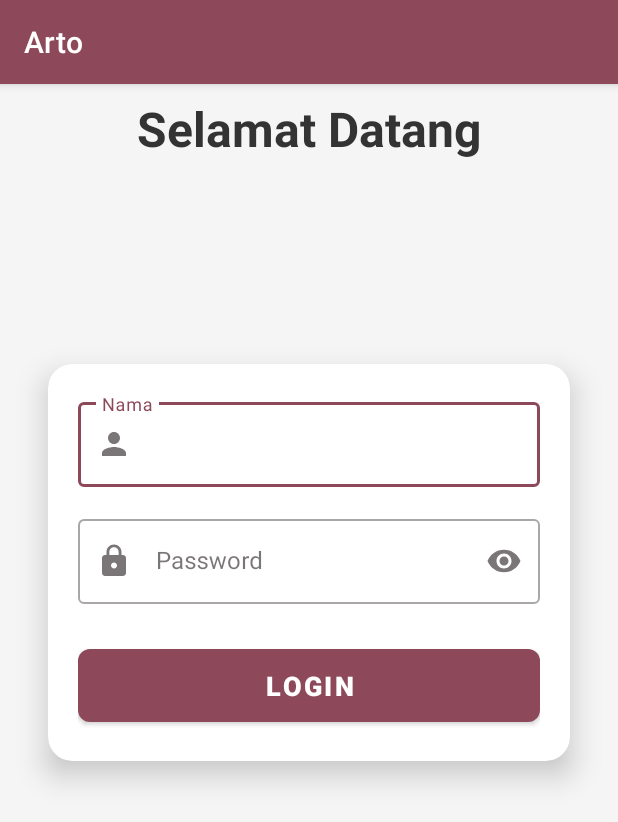
After one commit to anas-shn/Arto-mobile, an Android app: the LoginActivity screen opened directly, with no data from a screen before it, on a phone screen of 412 x 824 dp. The commit adds this screen. Shown: the top 822 px of the screen. Run offline under Robolectric (Android 15) with nearby library versions, the light colour scheme and no system bars; our stand-ins replace Volley.

Commit message:
diki made

```diff
--- a/app/build.gradle.kts
+++ b/app/build.gradle.kts
@@ -55,7 +55,10 @@ dependencies {
     implementation(libs.androidx.fragment.ktx)
     implementation(libs.androidx.cardview)
     implementation(libs.androidx.fragment)
+    implementation(libs.androidx.activity)
     testImplementation(libs.junit)
     androidTestImplementation(libs.androidx.junit)
     androidTestImplementation(libs.androidx.espresso.core)
+
+    implementation("com.android.volley:volley:1.2.1")
 }
--- /dev/null
+++ b/app/src/main/java/com/example/arto/LoginActivity.kt
@@ -0,0 +1,117 @@
+package com.example.arto
+
+import android.content.Intent
+import android.os.Bundle
+import android.widget.Button
+import android.widget.Toast
+import androidx.activity.enableEdgeToEdge
+import androidx.appcompat.app.AppCompatActivity
+import androidx.core.view.ViewCompat
+import androidx.core.view.WindowInsetsCompat
+import com.android.volley.Request
+import com.android.volley.RequestQueue
+import com.android.volley.Response
+import com.android.volley.toolbox.StringRequest
+import com.android.volley.toolbox.Volley
+import com.google.android.material.textfield.TextInputEditText
+import org.json.JSONObject
+
+class LoginActivity : AppCompatActivity() {
+
+    private lateinit var etNama: TextInputEditText
+    private lateinit var etPassword: TextInputEditText
+    private lateinit var btnLogin: Button
+
+    private lateinit var requestQueue: RequestQueue
+
+    override fun onCreate(savedInstanceState: Bundle?) {
+        super.onCreate(savedInstanceState)
+        enableEdgeToEdge()
+        setContentView(R.layout.activity_login)
+
+        // Inisialisasi view dari layout
+        etNama = findViewById(R.id.etNama)
+        etPassword = findViewById(R.id.etPassword)
+        btnLogin = findViewById(R.id.btnLogin)
+
+        // Inisialisasi Volley RequestQueue
+        requestQueue = Volley.newRequestQueue(this)
+
+        // Penyesuaian untuk layout utama (optional)
+        ViewCompat.setOnApplyWindowInsetsListener(findViewById(R.id.cardLogin)) { v, insets ->
+            val systemBars = insets.getInsets(WindowInsetsCompat.Type.systemBars())
+            v.setPadding(systemBars.left, systemBars.top, systemBars.right, systemBars.bottom)
+            insets
+        }
+
+        // Event klik tombol login
+        btnLogin.setOnClickListener {
+            val nama = etNama.text.toString().trim()
+            val password = etPassword.text.toString().trim()
+
+            if (nama.isEmpty()) {
+                etNama.error = "Nama tidak boleh kosong"
+                etNama.requestFocus()
+                return@setOnClickListener
+            }
+
+            if (password.isEmpty()) {
+                etPassword.error = "Password tidak boleh kosong"
+                etPassword.requestFocus()
+                return@setOnClickListener
+            }
+
+            loginUser(nama, password)
+        }
+    }
+
+    private fun loginUser(nama: String, password: String) {
+        val url = Db_kontrak.urlLogin
+
+        val stringRequest = object : StringRequest(
+            Request.Method.POST, url,
+            Response.Listener { response ->
+                try {
+                    val jsonObject = JSONObject(response)
+                    val success = jsonObject.optInt("success", 0)
+
+                    if (success == 1) {
+                        val user = jsonObject.getJSONObject("user")
+                        val namaUser = user.getString("nama")
+
+                        // Simpan session
+                        val sharedPref = getSharedPreferences("USER_DATA", MODE_PRIVATE)
+                        with(sharedPref.edit()) {
+                            putString("nama", namaUser)
+                            apply()
+                        }
+
+                        Toast.makeText(this, "Login berhasil! Selamat datang, $namaUser", Toast.LENGTH_SHORT).show()
+
+                        // Pindah ke halaman utama
+                        startActivity(Intent(this, MainActivity::class.java))
+                        finish()
+
+                    } else {
+                        Toast.makeText(this, "Nama atau password salah!", Toast.LENGTH_SHORT).show()
+                    }
+
+                } catch (e: Exception) {
+                    e.printStackTrace()
+                    Toast.makeText(this, "Kesalahan saat membaca data!", Toast.LENGTH_SHORT).show()
+                }
+            },
+            Response.ErrorListener {
+                Toast.makeText(this, "Tidak dapat terhubung ke server.", Toast.LENGTH_SHORT).show()
+            }) {
+            override fun getParams(): MutableMap<String, String> {
+                return hashMapOf(
+                    "nama" to nama,
+                    "password" to password
+                )
+            }
+        }
+
+        requestQueue.add(stringRequest)
+    }
+}
--- /dev/null
+++ b/app/src/main/java/com/example/arto/ui/dompet/kartu.kt
@@ -0,0 +1,5 @@
+package com.example.arto.ui.dompet
+
+class kartu {
+
+}
--- a/app/src/main/java/com/example/arto/ui/home/HomeFragment.kt
+++ b/app/src/main/java/com/example/arto/ui/home/HomeFragment.kt
@@ -30,7 +30,7 @@ class HomeFragment : Fragment() {
         _binding = FragmentHomeBinding.inflate(inflater, container, false)
         val root: View = binding.root
 
-        val textView: TextView = binding.textHome
+        val textView: TextView = binding.welcomeText
         homeViewModel.text.observe(viewLifecycleOwner) {
             textView.text = it
         }
--- /dev/null
+++ b/app/src/main/res/drawable/baseline_lock_24.xml
@@ -0,0 +1,5 @@
+<vector xmlns:android="http://schemas.android.com/apk/res/android" android:height="24dp" android:tint="#000000" android:viewportHeight="24" android:viewportWidth="24" android:width="24dp">
+
+    <path android:fillColor="@android:color/white" android:pathData="M18,8h-1L17,6c0,-2.76 -2.24,-5 -5,-5S7,3.24 7,6v2L6,8c-1.1,0 -2,0.9 -2,2v10c0,1.1 0.9,2 2,2h12c1.1,0 2,-0.9 2,-2L20,10c0,-1.1 -0.9,-2 -2,-2zM12,17c-1.1,0 -2,-0.9 -2,-2s0.9,-2 2,-2 2,0.9 2,2 -0.9,2 -2,2zM15.1,8L8.9,8L8.9,6c0,-1.71 1.39,-3.1 3.1,-3.1 1.71,0 3.1,1.39 3.1,3.1v2z"/>
+
+</vector>
--- /dev/null
+++ b/app/src/main/res/drawable/baseline_person_24.xml
@@ -0,0 +1,5 @@
+<vector xmlns:android="http://schemas.android.com/apk/res/android" android:height="24dp" android:tint="#000000" android:viewportHeight="24" android:viewportWidth="24" android:width="24dp">
+
+    <path android:fillColor="@android:color/white" android:pathData="M12,12c2.21,0 4,-1.79 4,-4s-1.79,-4 -4,-4 -4,1.79 -4,4 1.79,4 4,4zM12,14c-2.67,0 -8,1.34 -8,4v2h16v-2c0,-2.66 -5.33,-4 -8,-4z"/>
+
+</vector>
--- /dev/null
+++ b/app/src/main/res/layout/activity_login.xml
@@ -0,0 +1,97 @@
+<?xml version="1.0" encoding="utf-8"?>
+<!-- Menggunakan ConstraintLayout sebagai root layout untuk fleksibilitas dan responsivitas -->
+<androidx.constraintlayout.widget.ConstraintLayout xmlns:android="http://schemas.android.com/apk/res/android"
+    xmlns:app="http://schemas.android.com/apk/res-auto"
+    xmlns:tools="http://schemas.android.com/tools"
+    android:layout_width="match_parent"
+    android:layout_height="match_parent"
+    android:background="#F5F5F5"
+    tools:context=".LoginActivity">
+
+    <!-- Judul Halaman -->
+    <TextView
+        android:id="@+id/tvTitle"
+        android:layout_width="match_parent"
+        android:layout_height="wrap_content"
+        android:text="Selamat Datang"
+        android:textSize="32sp"
+        android:textStyle="bold"
+        android:textColor="#333333"
+        android:gravity="center"
+        android:layout_marginTop="64dp"
+        app:layout_constraintTop_toTopOf="parent"
+        app:layout_constraintStart_toStartOf="parent"
+        app:layout_constraintEnd_toEndOf="parent" />
+
+    <!-- CardView sebagai container input untuk tampilan yang lebih rapi (Material Design) -->
+    <androidx.cardview.widget.CardView
+        android:id="@+id/cardLogin"
+        android:layout_width="0dp"
+        android:layout_height="wrap_content"
+        android:layout_marginStart="32dp"
+        android:layout_marginEnd="32dp"
+        app:cardCornerRadius="16dp"
+        app:cardElevation="12dp"
+        app:layout_constraintTop_toBottomOf="@id/tvTitle"
+        app:layout_constraintStart_toStartOf="parent"
+        app:layout_constraintEnd_toEndOf="parent"
+        app:layout_constraintBottom_toBottomOf="parent"
+        app:layout_constraintVertical_bias="0.3"
+        android:padding="24dp">
+
+        <LinearLayout
+            android:layout_width="match_parent"
+            android:layout_height="wrap_content"
+            android:orientation="vertical"
+            android:padding="20dp">
+
+            <!-- Input Username menggunakan TextInputLayout (rekomendasi Google untuk input) -->
+            <com.google.android.material.textfield.TextInputLayout
+                style="@style/Widget.MaterialComponents.TextInputLayout.OutlinedBox"
+                android:layout_width="match_parent"
+                android:layout_height="wrap_content"
+                android:hint="Nama"
+                android:layout_marginBottom="16dp"
+                app:startIconDrawable="@drawable/baseline_person_24">
+
+                <com.google.android.material.textfield.TextInputEditText
+                    android:id="@+id/etNama"
+                    android:layout_width="match_parent"
+                    android:layout_height="wrap_content"
+                    android:inputType="textEmailAddress" />
+
+            </com.google.android.material.textfield.TextInputLayout>
+
+            <!-- Input Password menggunakan TextInputLayout dengan toggle visibility -->
+            <com.google.android.material.textfield.TextInputLayout
+                style="@style/Widget.MaterialComponents.TextInputLayout.OutlinedBox"
+                android:layout_width="match_parent"
+                android:layout_height="wrap_content"
+                android:hint="Password"
+                app:startIconDrawable="@drawable/baseline_lock_24"
+                app:endIconMode="password_toggle"
+                android:layout_marginBottom="24dp">
+
+                <com.google.android.material.textfield.TextInputEditText
+                    android:id="@+id/etPassword"
+                    android:layout_width="match_parent"
+                    android:layout_height="wrap_content"
+                    android:inputType="textPassword" />
+
+            </com.google.android.material.textfield.TextInputLayout>
+
+            <!-- Tombol Login -->
+            <Button
+                android:id="@+id/btnLogin"
+                android:layout_width="match_parent"
+                android:layout_height="wrap_content"
+                android:text="LOGIN"
+                android:padding="12dp"
+                android:textSize="18sp"
+                android:textStyle="bold"
+                app:cornerRadius="8dp" />
+
+        </LinearLayout>
+    </androidx.cardview.widget.CardView>
+
+</androidx.constraintlayout.widget.ConstraintLayout>
--- a/app/src/main/res/layout/fragment_budget.xml
+++ b/app/src/main/res/layout/fragment_budget.xml
@@ -19,7 +19,6 @@
         app:layout_constraintStart_toStartOf="parent"
         app:layout_constraintTop_toTopOf="parent"
         app:layout_constraintBottom_toBottomOf="parent"
-
         />
 
 </FrameLayout>
--- a/gradle/libs.versions.toml
+++ b/gradle/libs.versions.toml
@@ -17,6 +17,7 @@ legacySupportV4 = "1.0.0"
 fragmentKtx = "1.8.9"
 cardview = "1.0.0"
 fragment = "1.8.9"
+activity = "1.11.0"
 
 [libraries]
 androidx-core-ktx = { group = "androidx.core", name = "core-ktx", version.ref = "coreKtx" }
@@ -35,6 +36,7 @@ androidx-legacy-support-v4 = { group = "androidx.legacy", name = "legacy-support
 androidx-fragment-ktx = { group = "androidx.fragment", name = "fragment-ktx", version.ref = "fragmentKtx" }
 androidx-cardview = { group = "androidx.cardview", name = "cardview", version.ref = "cardview" }
 androidx-fragment = { group = "androidx.fragment", name = "fragment", version.ref = "fragment" }
+androidx-activity = { group = "androidx.activity", name = "activity", version.ref = "activity" }
 
 [plugins]
 android-application = { id = "com.android.application", version.ref = "agp" }
```
Also changed, not shown: app/src/main/AndroidManifest.xml (+9 -3 lines), app/src/main/java/com/example/arto/Db_kontrak.kt (added, +10 -0 lines), app/src/main/java/com/example/arto/RegisterActivity.kt (added, +105 -0 lines), app/src/main/java/com/example/arto/ui/dompet/KartuFragment.kt (added, +60 -0 lines), app/src/main/res/layout/activity_register.xml (added, +114 -0 lines), app/src/main/res/layout/fragment_kartu.xml (added, +8 -0 lines).
